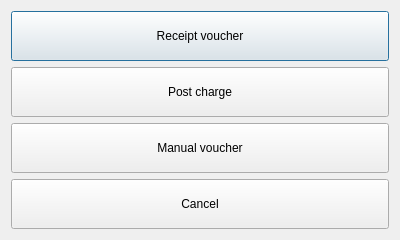
Qt form Resort/dlgnewvaucheroption.ui (End1-1/Resort) before a commit.
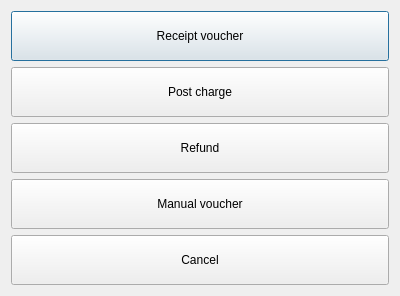
The same form after that commit.

Patch:
```diff
--- a/Resort/dlgnewvaucheroption.ui
+++ b/Resort/dlgnewvaucheroption.ui
@@ -7,7 +7,7 @@
     <x>0</x>
     <y>0</y>
     <width>400</width>
-    <height>236</height>
+    <height>292</height>
    </rect>
   </property>
   <property name="windowTitle">
@@ -40,6 +40,19 @@
      </property>
     </widget>
    </item>
+   <item>
+    <widget class="QPushButton" name="btnRefundVoucher">
+     <property name="minimumSize">
+      <size>
+       <width>0</width>
+       <height>50</height>
+      </size>
+     </property>
+     <property name="text">
+      <string>Refund</string>
+     </property>
+    </widget>
+   </item>
    <item>
     <widget class="QPushButton" name="btnManual">
      <property name="minimumSize">
```
